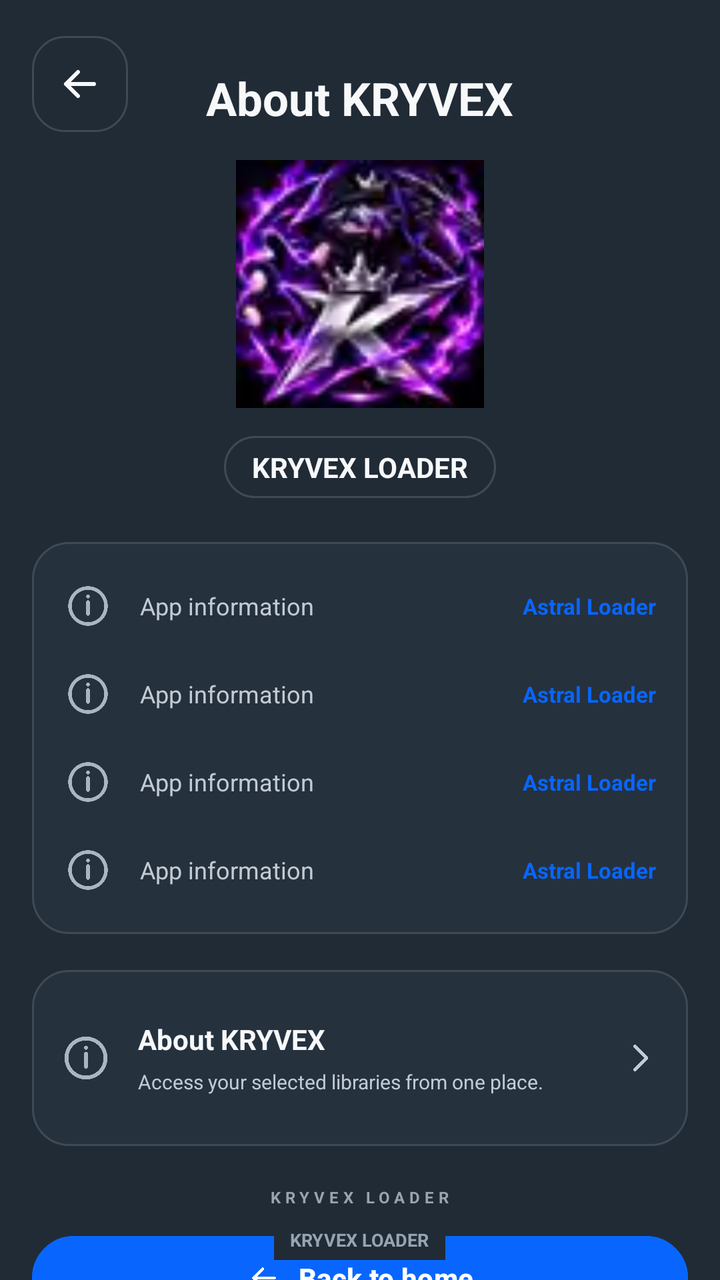
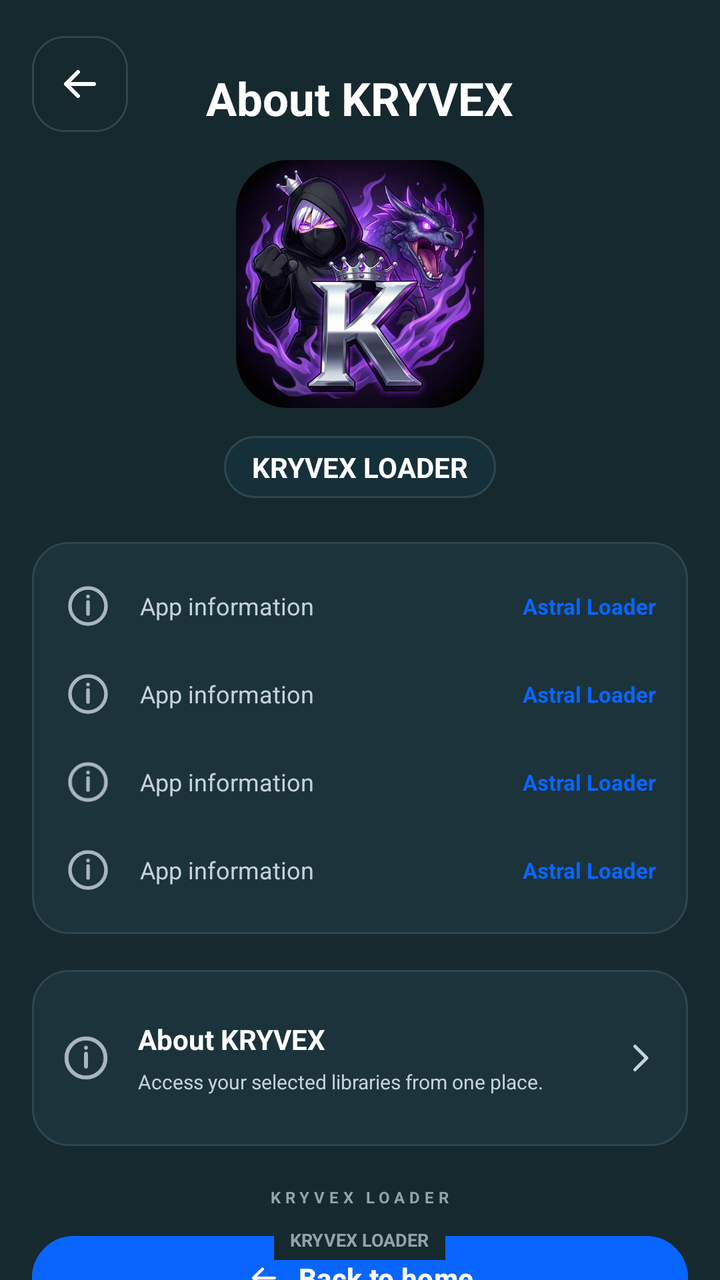

Screens rendered from an Android XML layout before and after an edit, with the pre-edit source and the edit as a unified diff.
<!-- AndroidManifest.xml: application theme AppTheme -->
<!-- res/layout/activity_about.xml -->
<?xml version="1.0" encoding="utf-8"?>
<FrameLayout xmlns:android="http://schemas.android.com/apk/res/android"
    xmlns:app="http://schemas.android.com/apk/res-auto"
    android:layout_width="match_parent"
    android:layout_height="match_parent"
    android:background="@color/loader_background">

    <ScrollView
        android:id="@+id/about_scroll"
        android:layout_width="match_parent"
        android:layout_height="match_parent"
        android:fillViewport="true"
        android:scrollbars="none">

        <LinearLayout
            android:layout_width="match_parent"
            android:layout_height="wrap_content"
            android:clipToPadding="false"
            android:gravity="center_horizontal"
            android:orientation="vertical"
            android:paddingStart="16dp"
            android:paddingTop="18dp"
            android:paddingEnd="16dp"
            android:paddingBottom="72dp">

            <FrameLayout
                android:layout_width="match_parent"
                android:layout_height="62dp">

                <ImageButton
                    android:id="@+id/about_back"
                    android:layout_width="48dp"
                    android:layout_height="48dp"
                    android:background="@drawable/about_back_button"
                    android:contentDescription="Back"
                    android:padding="10dp"
                    android:src="@drawable/ic_arrow_left"
                    app:tint="@color/loader_text_primary" />

                <LinearLayout
                    android:layout_width="match_parent"
                    android:layout_height="wrap_content"
                    android:layout_gravity="center"
                    android:gravity="center"
                    android:orientation="vertical">

                    <TextView
                        android:layout_width="wrap_content"
                        android:layout_height="wrap_content"
                        android:text="About KRYVEX"
                        android:textColor="@color/loader_text_primary"
                        android:textSize="23sp"
                        android:textStyle="bold" />

                </LinearLayout>
            </FrameLayout>

            <ImageView
                android:layout_width="124dp"
                android:layout_height="124dp"
                android:background="@drawable/circle"
                android:contentDescription="KRYVEX logo"
                android:scaleType="centerCrop"
                android:src="@drawable/kryvex_art" />

            <TextView
                android:layout_width="wrap_content"
                android:layout_height="wrap_content"
                android:layout_marginTop="14dp"
                android:background="@drawable/about_pill"
                android:text="KRYVEX LOADER"
                android:textColor="@color/loader_text_primary"
                android:textSize="14sp"
                android:textStyle="bold" />

            <LinearLayout
                android:layout_width="match_parent"
                android:layout_height="wrap_content"
                android:layout_marginTop="22dp"
                android:background="@drawable/about_card"
                android:orientation="vertical"
                android:paddingStart="16dp"
                android:paddingTop="10dp"
                android:paddingEnd="16dp"
                android:paddingBottom="10dp">

                <include
                    android:id="@+id/detail_developer"
                    layout="@layout/item_about_detail" />
                <include
                    android:id="@+id/detail_username"
                    layout="@layout/item_about_detail" />
                <include
                    android:id="@+id/detail_channel"
                    layout="@layout/item_about_detail" />
                <include
                    android:id="@+id/detail_version"
                    layout="@layout/item_about_detail" />
            </LinearLayout>

            <LinearLayout
                android:layout_width="match_parent"
                android:layout_height="wrap_content"
                android:layout_marginTop="18dp"
                android:background="@drawable/about_card"
                android:gravity="center_vertical"
                android:minHeight="88dp"
                android:orientation="horizontal"
                android:padding="14dp">

                <ImageView
                    android:layout_width="26dp"
                    android:layout_height="26dp"
                    android:contentDescription="About this app"
                    android:src="@drawable/ic_about" />

                <LinearLayout
                    android:layout_width="0dp"
                    android:layout_height="wrap_content"
                    android:layout_marginStart="13dp"
                    android:layout_weight="1"
                    android:orientation="vertical">

                    <TextView
                        android:layout_width="wrap_content"
                        android:layout_height="wrap_content"
                        android:text="About KRYVEX"
                        android:textColor="@color/loader_text_primary"
                        android:textSize="14sp"
                        android:textStyle="bold" />

                    <TextView
                        android:layout_width="wrap_content"
                        android:layout_height="wrap_content"
                        android:layout_marginTop="5dp"
                        android:text="Access your selected libraries from one place."
                        android:textColor="@color/loader_text_secondary"
                        android:textSize="10sp" />
                </LinearLayout>

                <ImageView
                    android:layout_width="20dp"
                    android:layout_height="20dp"
                    android:contentDescription="More information"
                    android:src="@drawable/ic_chevron_right" />
            </LinearLayout>

            <TextView
                android:layout_width="wrap_content"
                android:layout_height="wrap_content"
                android:layout_marginTop="20dp"
                android:letterSpacing="0.28"
                android:text="KRYVEX LOADER"
                android:textColor="@color/loader_text_muted"
                android:textSize="8sp"
                android:textStyle="bold" />

            <com.google.android.material.button.MaterialButton
                android:id="@+id/about_close_action"
                android:layout_width="match_parent"
                android:layout_height="50dp"
                android:layout_marginTop="10dp"
                android:text="Back to home"
                android:textColor="@android:color/white"
                android:textSize="14sp"
                android:textStyle="bold"
                app:backgroundTint="@color/loader_accent"
                app:cornerRadius="25dp"
                app:icon="@drawable/ic_arrow_left"
                app:iconGravity="textStart"
                app:iconTint="@android:color/white"
                app:strokeColor="@color/loader_accent"
                app:strokeWidth="1dp" />

        </LinearLayout>
    </ScrollView>

    <TextView
        android:layout_width="wrap_content"
        android:layout_height="wrap_content"
        android:layout_gravity="bottom|center_horizontal"
        android:layout_marginBottom="10dp"
        android:background="@color/loader_background"
        android:paddingStart="8dp"
        android:paddingTop="4dp"
        android:paddingEnd="8dp"
        android:paddingBottom="4dp"
        android:text="KRYVEX LOADER"
        android:textColor="@color/loader_text_muted"
        android:textSize="9sp"
        android:textStyle="bold" />
</FrameLayout>
<!-- res/layout/item_about_detail.xml (included above) -->
<?xml version="1.0" encoding="utf-8"?>
<LinearLayout xmlns:android="http://schemas.android.com/apk/res/android"
    android:layout_width="match_parent"
    android:layout_height="44dp"
    android:gravity="center_vertical"
    android:orientation="horizontal">

    <ImageView
        android:id="@+id/about_detail_icon"
        android:layout_width="24dp"
        android:layout_height="24dp"
        android:contentDescription="Detail"
        android:src="@drawable/ic_about" />

    <TextView
        android:id="@+id/about_detail_label"
        android:layout_width="0dp"
        android:layout_height="wrap_content"
        android:layout_marginStart="14dp"
        android:layout_weight="1"
        android:text="App information"
        android:textColor="@color/loader_text_secondary"
        android:textSize="12sp" />

    <TextView
        android:id="@+id/about_detail_value"
        android:layout_width="wrap_content"
        android:layout_height="wrap_content"
        android:gravity="end"
        android:text="Astral Loader"
        android:textColor="@color/loader_accent"
        android:textSize="11sp"
        android:textStyle="bold" />
</LinearLayout>
<!-- resources referenced by this layout -->
<resources>
  <color name="loader_accent">#0866FF</color>
  <color name="loader_background">#202B35</color>
  <color name="loader_text_muted">#97A4B1</color>
  <color name="loader_text_primary">#F7F8FA</color>
  <color name="loader_text_secondary">#C2CBD4</color>
  <!-- drawable about_back_button (drawable) -->
  <?xml version="1.0" encoding="utf-8"?>
  <shape xmlns:android="http://schemas.android.com/apk/res/android">
      <solid android:color="@color/loader_background" />
      <corners android:radius="16dp" />
      <stroke android:width="1dp" android:color="@color/loader_border_soft" />
  </shape>
  <!-- drawable about_card (drawable) -->
  <?xml version="1.0" encoding="utf-8"?>
  <shape xmlns:android="http://schemas.android.com/apk/res/android">
      <solid android:color="@color/loader_surface" />
      <corners android:radius="18dp" />
      <stroke android:width="1dp" android:color="@color/loader_border_soft" />
  </shape>
  <!-- drawable circle (drawable) -->
  <shape xmlns:android="http://schemas.android.com/apk/res/android"
      android:shape="oval">
      <solid android:color="@android:color/transparent"/>
  </shape>
  <!-- drawable kryvex_art: webp bitmap (drawable-nodpi, 1670 bytes) -->
  <style name="AppTheme" parent="Theme.Material3.DayNight.NoActionBar">
          <item name="android:navigationBarColor">#0D1620</item>
          <item name="android:windowLightNavigationBar">false</item>
          <item name="android:windowBackground">@drawable/kryvex_gradient</item>
          <item name="android:textColor">@color/loader_text_primary</item>
          <item name="android:statusBarColor">#252B32</item>
          <item name="android:windowLightStatusBar">false</item>
          <item name="colorPrimary">@color/loader_accent</item>
          <item name="colorSecondary">@color/loader_accent_light</item>
      </style>
  <color name="loader_border_soft">#3E4A56</color>
  <color name="loader_surface">#25313D</color>
  <color name="loader_surface_alt">#202B36</color>
  <!-- drawable kryvex_gradient (drawable) -->
  <?xml version="1.0" encoding="utf-8"?>
  <layer-list xmlns:android="http://schemas.android.com/apk/res/android">
      <item>
          <shape android:shape="rectangle">
              <gradient
                  android:angle="135"
                  android:startColor="#272630"
                  android:centerColor="#232E38"
                  android:endColor="#203832"
                  android:type="linear" />
          </shape>
      </item>
      <item
          android:width="440dp"
          android:height="950dp"
          android:gravity="top|start">
          <shape android:shape="oval">
              <gradient
                  android:type="radial"
                  android:centerX="0.0"
                  android:centerY="0.35"
                  android:gradientRadius="500dp"
                  android:startColor="#283E273C"
                  android:centerColor="#102E2837"
                  android:endColor="#00242D37" />
          </shape>
      </item>
      <item
          android:width="700dp"
          android:height="820dp"
          android:gravity="bottom|end">
          <shape android:shape="oval">
              <gradient
                  android:type="radial"
                  android:centerX="1.0"
                  android:centerY="0.85"
                  android:gradientRadius="600dp"
                  android:startColor="#2427493D"
                  android:centerColor="#12243A35"
                  android:endColor="#00232F37" />
          </shape>
      </item>
  </layer-list>
  <color name="loader_accent_light">#58A3FF</color>
  <!-- unchanged entries left out for length: 4 -->
</resources>

<!-- the commit's change to res/layout/activity_about.xml (unified diff, before → after) -->
@@ -58,7 +58,8 @@
             <ImageView
                 android:layout_width="124dp"
                 android:layout_height="124dp"
-                android:background="@drawable/circle"
+                android:background="@drawable/mark_bg"
+                android:clipToOutline="true"
                 android:contentDescription="KRYVEX logo"
                 android:scaleType="centerCrop"
                 android:src="@drawable/kryvex_art" />
<!-- resource entries referenced after the edit -->
@@ -1,10 +1,10 @@
 <!-- resources referenced by this layout -->
 <resources>
   <color name="loader_accent">#0866FF</color>
-  <color name="loader_background">#202B35</color>
-  <color name="loader_text_muted">#97A4B1</color>
-  <color name="loader_text_primary">#F7F8FA</color>
-  <color name="loader_text_secondary">#C2CBD4</color>
+  <color name="loader_background">#16292F</color>
+  <color name="loader_text_muted">#93A3AB</color>
+  <color name="loader_text_primary">#FFFFFF</color>
+  <color name="loader_text_secondary">#C6D2D8</color>
   <!-- drawable about_back_button (drawable) -->
   <?xml version="1.0" encoding="utf-8"?>
   <shape xmlns:android="http://schemas.android.com/apk/res/android">
@@ -19,70 +19,74 @@
       <corners android:radius="18dp" />
       <stroke android:width="1dp" android:color="@color/loader_border_soft" />
   </shape>
-  <!-- drawable circle (drawable) -->
-  <shape xmlns:android="http://schemas.android.com/apk/res/android"
-      android:shape="oval">
-      <solid android:color="@android:color/transparent"/>
+  <!-- drawable kryvex_art: png bitmap (drawable-nodpi, 333719 bytes) -->
+  <!-- drawable mark_bg (drawable) -->
+  <?xml version="1.0" encoding="utf-8"?>
+  <shape xmlns:android="http://schemas.android.com/apk/res/android">
+      <solid android:color="@android:color/transparent" />
+      <corners android:radius="26dp" />
   </shape>
-  <!-- drawable kryvex_art: webp bitmap (drawable-nodpi, 1670 bytes) -->
-  <style name="AppTheme" parent="Theme.Material3.DayNight.NoActionBar">
-          <item name="android:navigationBarColor">#0D1620</item>
+  <style name="AppTheme" parent="Theme.Material3.Dark.NoActionBar">
+          <item name="android:navigationBarColor">#0E2226</item>
           <item name="android:windowLightNavigationBar">false</item>
           <item name="android:windowBackground">@drawable/kryvex_gradient</item>
           <item name="android:textColor">@color/loader_text_primary</item>
-          <item name="android:statusBarColor">#252B32</item>
+          <item name="android:statusBarColor">@color/loader_background</item>
           <item name="android:windowLightStatusBar">false</item>
           <item name="colorPrimary">@color/loader_accent</item>
           <item name="colorSecondary">@color/loader_accent_light</item>
+          <item name="colorOnPrimary">@android:color/white</item>
+          <item name="colorSurface">@color/loader_surface</item>
+          <item name="android:colorBackground">@color/loader_background</item>
       </style>
-  <color name="loader_border_soft">#3E4A56</color>
-  <color name="loader_surface">#25313D</color>
-  <color name="loader_surface_alt">#202B36</color>
+  <color name="loader_border_soft">#2E464F</color>
+  <color name="loader_surface">#1C333B</color>
+  <color name="loader_surface_alt">#16303A</color>
   <!-- drawable kryvex_gradient (drawable) -->
   <?xml version="1.0" encoding="utf-8"?>
   <layer-list xmlns:android="http://schemas.android.com/apk/res/android">
       <item>
           <shape android:shape="rectangle">
               <gradient
-                  android:angle="135"
-                  android:startColor="#272630"
-                  android:centerColor="#232E38"
-                  android:endColor="#203832"
+                  android:angle="270"
+                  android:startColor="#273F4B"
+                  android:centerColor="#1B353D"
+                  android:endColor="#123231"
                   android:type="linear" />
           </shape>
       </item>
       <item
-          android:width="440dp"
-          android:height="950dp"
-          android:gravity="top|start">
+          android:width="520dp"
+          android:height="520dp"
+          android:gravity="top|end">
           <shape android:shape="oval">
               <gradient
                   android:type="radial"
-                  android:centerX="0.0"
-                  android:centerY="0.35"
-                  android:gradientRadius="500dp"
-                  android:startColor="#283E273C"
-                  android:centerColor="#102E2837"
-                  android:endColor="#00242D37" />
+                  android:centerX="0.8"
+                  android:centerY="0.1"
+                  android:gradientRadius="340dp"
+                  android:startColor="#330866FF"
+                  android:centerColor="#140866FF"
+                  android:endColor="#000F2A31" />
           </shape>
       </item>
       <item
-          android:width="700dp"
-          android:height="820dp"
-          android:gravity="bottom|end">
+          android:width="620dp"
+          android:height="620dp"
+          android:gravity="bottom|start">
           <shape android:shape="oval">
               <gradient
                   android:type="radial"
-                  android:centerX="1.0"
-                  android:centerY="0.85"
-                  android:gradientRadius="600dp"
-                  android:startColor="#2427493D"
-                  android:centerColor="#12243A35"
-                  android:endColor="#00232F37" />
+                  android:centerX="0.1"
+                  android:centerY="0.9"
+                  android:gradientRadius="360dp"
+                  android:startColor="#221B6E5E"
+                  android:centerColor="#0F1B6E5E"
+                  android:endColor="#000F2A31" />
           </shape>
       </item>
   </layer-list>
-  <color name="loader_accent_light">#58A3FF</color>
+  <color name="loader_accent_light">#4C8DFF</color>
   <!-- unchanged entries left out for length: 4 -->
 </resources>
 
